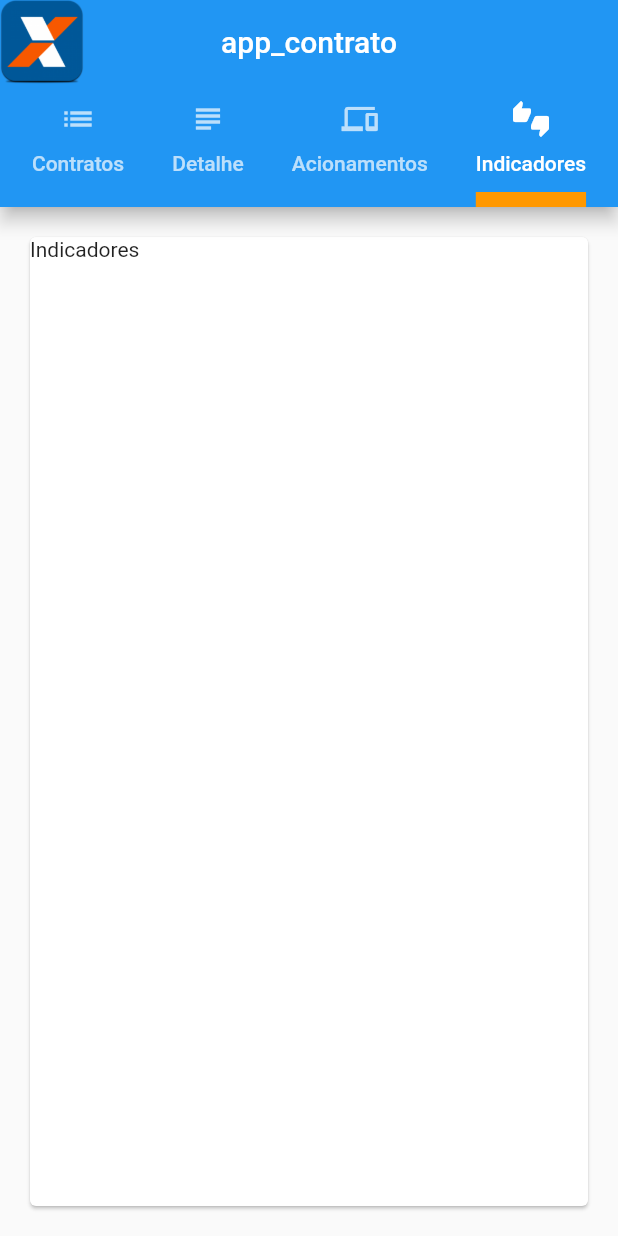
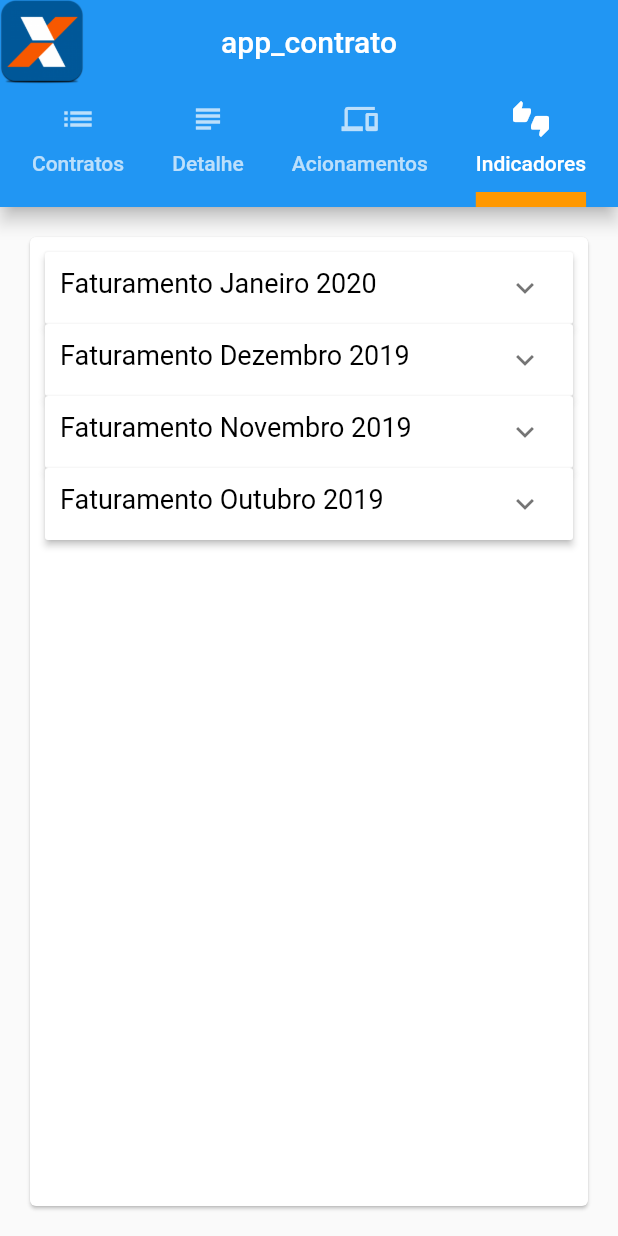
Before and after one commit to at-adorno/appContratos, a Flutter app: the screen it shows after launch, tab 4 chosen, on a phone screen of 412 x 824 dp. Run offline on Flutter 3.47's test engine with Material 2 defaults, Android fonts, the phone set to English and light mode, and no system bars.

Commit message:
finalizando prototipo

```diff
--- a/app_contrato/lib/acionamentos.dart
+++ b/app_contrato/lib/acionamentos.dart
@@ -1,12 +1,27 @@
 import 'package:flutter/material.dart';
 
 class TelaAcionamentos extends StatelessWidget {
+
   @override
   Widget build(BuildContext context) {
     return Column(
       mainAxisSize: MainAxisSize.min,
       crossAxisAlignment: CrossAxisAlignment.stretch,
       children: [
+        Row(
+          children: [
+            Column(
+              children: [
+                Text(
+                  'Fóton 08664/2018',
+                  style: Theme.of(context).textTheme.headline,
+                  textAlign: TextAlign.right,
+                ),
+              ],
+            ),
+          ],
+        ),
+        Divider(height: 10.0, color: Colors.black,),
         Row(
           children: [
             Padding(
@@ -50,6 +65,7 @@ class TelaAcionamentos extends StatelessWidget {
             Icon(Icons.history),
           ],
         ),
+        Divider(height: 10.0, color: Colors.black,),
         Row(
           children: [
             Padding(
@@ -93,6 +109,7 @@ class TelaAcionamentos extends StatelessWidget {
             Icon(Icons.history),
           ],
         ),
+        Divider(height: 10.0, color: Colors.black,),
         Row(
           children: [
             Padding(
--- a/app_contrato/lib/contratos.dart
+++ b/app_contrato/lib/contratos.dart
@@ -8,6 +8,7 @@ class TelaContratos extends StatelessWidget{
       mainAxisSize: MainAxisSize.min,
       crossAxisAlignment: CrossAxisAlignment.stretch,
       children: [
+        Divider(height: 10.0, color: Colors.black,),
         Row(
           mainAxisAlignment: MainAxisAlignment.spaceAround,
           children: [
@@ -30,10 +31,20 @@ class TelaContratos extends StatelessWidget{
             ),
             Padding(
               padding: const EdgeInsets.all(8.0),
-              child: Icon(Icons.check_circle, size: 50),
+              child: InkWell(
+                splashColor: Colors.blue,
+                onTap: (){
+                  //linkar o contrato aqui!!!
+                },
+                child: Icon(
+                  Icons.check_circle,
+                  size: 50
+                ),
+              )
             ),
           ],
         ),
+        Divider(height: 10.0, color: Colors.black,),
         Row(
           mainAxisAlignment: MainAxisAlignment.spaceAround,
           children: [
--- a/app_contrato/lib/indicadores.dart
+++ b/app_contrato/lib/indicadores.dart
@@ -1,12 +1,134 @@
 import 'package:flutter/material.dart';
+import 'package:app_contrato/modelo_indicadores.dart';
 
-class TelaIndicadores extends StatelessWidget{
+
+class TelaIndicadores extends StatefulWidget {
 
   @override
-  Widget build (BuildContext context){
+  _HomeState createState() => _HomeState();
+}
 
+class _HomeState extends State<TelaIndicadores> {
+
+  @override
+  Widget build(BuildContext context) {
     return Container(
-      child: Text('Indicadores'),
-      );
+      padding: EdgeInsets.all(10),
+      child: ListView.builder(
+        itemCount: prepareData.length,
+        itemBuilder: (BuildContext context, int index) {
+          return ExpansionPanelList(
+            animationDuration: Duration(seconds: 1),
+            children: [
+              ExpansionPanel(
+                body: Container(
+                  padding: EdgeInsets.all(10),
+                  child: Row(
+                    mainAxisAlignment: MainAxisAlignment.center,
+                    children: <Widget>[
+                      Column(
+                        crossAxisAlignment: CrossAxisAlignment.start,
+                        children: <Widget>[
+                          Text(
+                            'FNS: ${prepareData[index].bodyModel.fns}',
+                            style: TextStyle(
+                              fontSize: 18,
+                            ),
+                          ),
+                        Text(
+                          'Desempenho: ${prepareData[index].bodyModel.desempenho}',
+                          style: TextStyle(
+                            fontSize: 18,
+                          ),
+                        ),
+                        Text(
+                          'Produtividade: ${prepareData[index].bodyModel.produtividade}',
+                          style: TextStyle(
+                            fontSize: 18,
+                          ),
+                        ),
+                        Text(
+                          'Produto: ${prepareData[index].bodyModel.produto}',
+                          style: TextStyle(
+                            fontSize: 18,
+                          ),
+                        ),
+                        Text(
+                          'Valor: ${prepareData[index].bodyModel.valor}',
+                          style: TextStyle(
+                            fontSize: 18,
+                          ),
+                        ),
+                       ],
+                      ),
+                    ],
+                  ),
+                ),
+                headerBuilder: (BuildContext context, bool isExpanded) {
+                  return Container(
+                    padding: EdgeInsets.all(10),
+                    child: Text(
+                      prepareData[index].header,
+                      style: TextStyle(
+                        color: Colors.black,
+                        fontSize: 18,
+                      ),
+                    ),
+                  );
+                },
+                isExpanded: prepareData[index].isExpanded,
+              )
+            ],
+            expansionCallback: (int item, bool status) {
+              setState(() {
+                prepareData[index].isExpanded = !prepareData[index].isExpanded;
+                for (int i = 0; i < prepareData.length; i++){
+                  if (i != index){
+                    if (prepareData[i].isExpanded == true){
+                      prepareData[i].isExpanded = !prepareData[i].isExpanded;
+                    }
+                  }
+                }
+              });
+            },
+          );
+        },
+      ),
+    );
   }
+
+  List<ItemModel> prepareData = <ItemModel>[
+    ItemModel(header: 'Faturamento Janeiro 2020', bodyModel: BodyModel(
+      fns: 1.03,
+      desempenho: 1.06,
+      produtividade: 1.60,
+      produto: 1.0,
+      valor: 0.9
+      ),
+    ),
+    ItemModel(header: 'Faturamento Dezembro 2019', bodyModel: BodyModel(
+      fns: 1.03,
+      desempenho: 1.03,
+      produtividade: 1.20,
+      produto: 1.0,
+      valor: 0.9
+      ),
+    ),
+    ItemModel(header: 'Faturamento Novembro 2019', bodyModel: BodyModel(
+      fns: 1.03,
+      desempenho: 1.00,
+      produtividade: 1.00,
+      produto: 1.0,
+      valor: 1.0
+      ),
+    ),
+    ItemModel(header: 'Faturamento Outubro 2019', bodyModel: BodyModel(
+      fns: 1.03,
+      desempenho: 0.9,
+      produtividade: 0.85,
+      produto: 1.0,
+      valor: 1.0
+      ),
+    ),
+  ];
 }
--- /dev/null
+++ b/app_contrato/lib/modelo_indicadores.dart
@@ -0,0 +1,25 @@
+class ItemModel {
+  bool isExpanded;
+  String header;
+  BodyModel bodyModel;
+  ItemModel({
+    this.isExpanded: false,
+    this.header,
+    this.bodyModel
+  });
+}
+
+class BodyModel {
+  double fns;
+  double desempenho;
+  double produtividade;
+  double produto;
+  double valor;
+  BodyModel({
+    this.desempenho,
+    this.fns,
+    this.produtividade,
+    this.produto,
+    this.valor
+  });
+}
```
